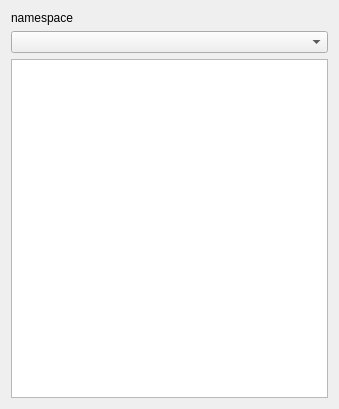
The window that moma_tools/rqt_controller_manager/resource/controller_manager.ui (ethz-asl/moma) describes before a commit, drawn with Qt 5.
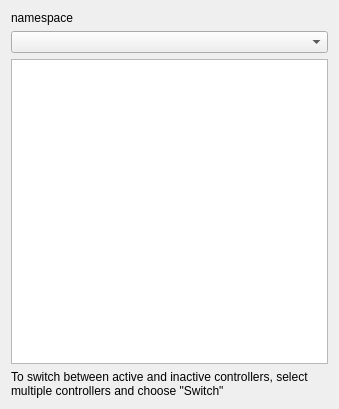
The same window after the commit.

What changed in the file:
```diff
--- a/moma_tools/rqt_controller_manager/resource/controller_manager.ui
+++ b/moma_tools/rqt_controller_manager/resource/controller_manager.ui
@@ -67,6 +67,16 @@
      </attribute>
     </widget>
    </item>
+   <item>
+    <widget class="QLabel" name="switch_hint">
+     <property name="text">
+      <string>&lt;html&gt;&lt;head/&gt;&lt;body&gt;&lt;p&gt;To switch between active and inactive controllers, select multiple controllers and choose &amp;quot;Switch&amp;quot;&lt;/p&gt;&lt;/body&gt;&lt;/html&gt;</string>
+     </property>
+     <property name="wordWrap">
+      <bool>true</bool>
+     </property>
+    </widget>
+   </item>
   </layout>
  </widget>
  <resources/>
```
Left out of the diff: 2 changed lines with no effect on the pictures.
